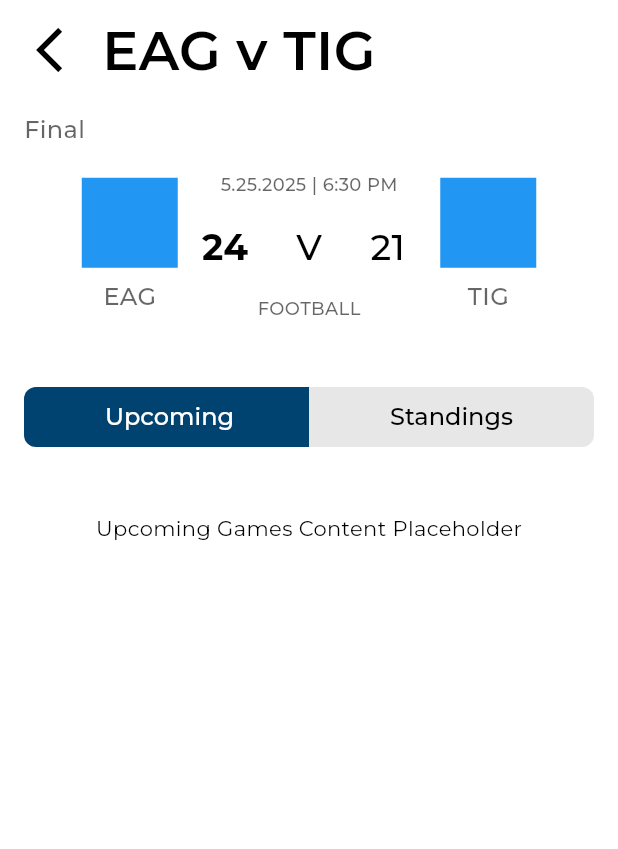
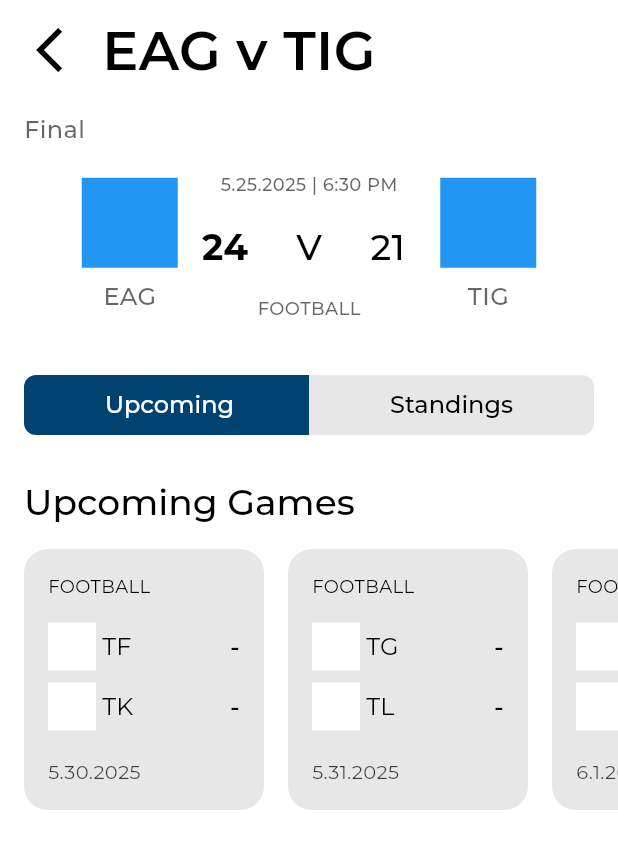
Before and after one commit to Connect-Ed-Devs/connect_ed_2, a Flutter app: the SportsPage screen opened directly, after a tap on "FOOTBALL", on a phone screen of 412 x 824 dp. Shown: the top 849 px of the screen. Run offline on Flutter 3.47's test engine with Material 3 defaults, Android fonts, the phone set to English and light mode, and no system bars; our stand-ins replace carousel_slider, firebase_core, flutter_sticky_header, shared_preferences; missing offline and left inert: icalendar_parser; accounts and stored records are empty; generated files the repository leaves out were written again; network calls fail; project files that could hold a hidden picture were left out.

Commit message:
feat: started team page

```diff
--- /dev/null
+++ b/lib/classes/team.dart
@@ -0,0 +1,15 @@
+import 'package:flutter/material.dart'; // For IconData
+
+class Team {
+  final String name; // e.g., "D1 BOYS SOCCER"
+  final int rank; // Added: e.g., 1
+  final String record; // e.g., "6-1-0" (Win-Loss-Tie)
+  final IconData sportIcon; // e.g., Icons.sports_soccer
+
+  const Team({
+    required this.name,
+    required this.rank, // Added
+    required this.record,
+    required this.sportIcon,
+  });
+}
--- a/lib/frontend/calendar/calendar.dart
+++ b/lib/frontend/calendar/calendar.dart
@@ -444,7 +444,7 @@ class _CalendarPageState extends State<CalendarPage> with TickerProviderStateMix
 
             // Simple non-animated date display
             Padding(
-              padding: const EdgeInsets.only(top: 4.0, bottom: 8.0),
+              padding: const EdgeInsets.only(top: 4.0, bottom: 16.0),
               child: Text(
                 _dayFormatter.format(_selectedDate),
                 style: TextStyle(fontSize: 16, color: Theme.of(context).colorScheme.onSurface.withAlpha(180)),
--- a/lib/frontend/home/today_schedule.dart
+++ b/lib/frontend/home/today_schedule.dart
@@ -245,7 +245,7 @@ class _TodayScheduleDialogState extends State<TodayScheduleDialog> {
         style: TextStyle(fontSize: 16, fontWeight: FontWeight.w500),
       ), // This acts as the persistent header
       titlePadding: EdgeInsets.all(16), // Control padding around the title
-      insetPadding: EdgeInsets.symmetric(horizontal: 16.0, vertical: 24.0), // Control padding around the dialog
+      insetPadding: EdgeInsets.symmetric(horizontal: 8.0, vertical: 24.0), // Control padding around the dialog
       contentPadding: EdgeInsets.zero, // Remove default padding to control it with SizedBox
       content: SizedBox(
         // Width will be constrained by AlertDialog's insetPadding and its default behavior to expand.
--- a/lib/frontend/sports/game_page.dart
+++ b/lib/frontend/sports/game_page.dart
@@ -1,5 +1,8 @@
 import 'package:connect_ed_2/classes/game.dart';
 import 'package:connect_ed_2/frontend/setup/app_bar.dart';
+import 'package:connect_ed_2/frontend/sports/game_widgets.dart'; // Added for GameWidget
+import 'package:connect_ed_2/frontend/sports/standings.dart'; // Added for StandingsTable
+import 'package:connect_ed_2/classes/standings_item.dart'; // Added for StandingsItem
 import 'package:flutter/material.dart';
 
 enum GameInfoSegment { standings, upcomingGames }
@@ -30,6 +33,74 @@ class GamePage extends StatefulWidget {
 
 class _GamePageState extends State<GamePage> {
   GameInfoSegment _selectedSegment = GameInfoSegment.upcomingGames;
+
+  // Dummy data for upcoming games
+  final List<Game> _upcomingGames = List.generate(
+    5,
+    (index) => Game(
+      homeTeam: "Team ${String.fromCharCode(65 + index + 5)}", // Different teams for upcoming
+      homeabbr: "T${String.fromCharCode(65 + index + 5)}",
+      homeLogo: "assets/team_b_logo.png", // Placeholder logo
+      awayTeam: "Team ${String.fromCharCode(70 + index + 5)}",
+      awayabbr: "T${String.fromCharCode(70 + index + 5)}",
+      awayLogo: "assets/team_a_logo.png", // Placeholder logo
+      date: DateTime.now().add(Duration(days: index + 7)), // Further in future
+      time: "${5 + index}:30 PM",
+      homeScore: "-",
+      awayScore: "-",
+      sportsID: 1,
+      sportsName: "Football",
+      term: "Fall 2023",
+      leagueCode: "NCAA",
+    ),
+  );
+
+  // Dummy data for standings
+  final List<StandingsItem> _standingsData = List.generate(
+    5,
+    (index) => StandingsItem(
+      rank: index + 1,
+      teamName: "Team ${String.fromCharCode(65 + index)}", // Corresponds to pageGame teams if A=Eagles, B=Tigers etc.
+      teamAbbreviation: "T${String.fromCharCode(65 + index)}",
+      wins: 10 - index * 2,
+      losses: index + 1,
+      ties: index % 2, // some ties
+      matchesPlayed: 10 - index * 2 + index + 1 + (index % 2),
+      points: (10 - index * 2) * 3 + (index % 2), // 3 for win, 1 for tie
+    ),
+  );
+
+  Widget _buildUpcomingGamesContent() {
+    return Container(
+      height: 190,
+      child: ListView.builder(
+        scrollDirection: Axis.horizontal,
+        // Add padding here if you want space around the list itself
+        padding: const EdgeInsets.symmetric(horizontal: 16.0, vertical: 8.0),
+        itemCount: _upcomingGames.length,
+        itemBuilder: (context, index) {
+          return Padding(
+            // Padding for individual GameWidget
+            padding: const EdgeInsets.only(right: 16),
+            child: GameWidget(game: _upcomingGames[index]),
+          );
+        },
+      ),
+    );
+  }
+
+  Widget _buildStandingsContent() {
+    // StandingsTable likely handles its own internal padding for rows/header.
+    // Add padding here if the whole table needs to be inset.
+    return Padding(
+      padding: const EdgeInsets.symmetric(vertical: 8.0), // Add vertical padding if needed
+      child: StandingsTable(
+        standings: _standingsData,
+        homeTeamName: widget.pageGame.homeTeam,
+        opposingTeamName: widget.pageGame.awayTeam,
+      ),
+    );
+  }
 
   @override
   Widget build(BuildContext context) {
@@ -190,7 +261,7 @@ class _GamePageState extends State<GamePage> {
           SliverToBoxAdapter(
             child: Container(
               // Remove horizontal padding to allow SegmentedButton to go edge-to-edge
-              padding: const EdgeInsets.symmetric(vertical: 24.0),
+              padding: const EdgeInsets.symmetric(vertical: 16.0),
               margin: EdgeInsets.symmetric(horizontal: 16),
               child: Row(
                 children: [
@@ -232,17 +303,35 @@ class _GamePageState extends State<GamePage> {
             ),
             // Placeholder for content based on selected segment
           ),
-          SliverToBoxAdapter(
-            child: Padding(
-              padding: const EdgeInsets.all(16.0),
-              child: Center(
-                child:
-                    _selectedSegment == GameInfoSegment.upcomingGames
-                        ? Text('Upcoming Games Content Placeholder')
-                        : Text('Standings Content Placeholder', style: Theme.of(context).textTheme.titleMedium),
+          if (_selectedSegment == GameInfoSegment.upcomingGames)
+            SliverToBoxAdapter(
+              child: Padding(
+                padding: const EdgeInsets.only(left: 16.0, right: 16.0, top: 8, bottom: 8.0),
+                child: Text(
+                  "Upcoming Games",
+                  style: Theme.of(context).textTheme.headlineSmall?.copyWith(fontWeight: FontWeight.w500),
+                ),
               ),
             ),
+          if (_selectedSegment == GameInfoSegment.standings)
+            SliverToBoxAdapter(
+              child: Padding(
+                padding: const EdgeInsets.only(left: 16.0, right: 16.0, top: 8, bottom: 8.0),
+                child: Text(
+                  "Standings",
+                  style: Theme.of(context).textTheme.headlineSmall?.copyWith(fontWeight: FontWeight.w500),
+                ),
+              ),
+            ),
+          SliverToBoxAdapter(
+            child:
+                _selectedSegment == GameInfoSegment.upcomingGames
+                    ? _buildUpcomingGamesContent()
+                    : _buildStandingsContent(),
           ),
+          SliverToBoxAdapter(
+            child: SizedBox(height: MediaQuery.of(context).viewPadding.bottom + 24),
+          ), // Ensure space at bottom
         ],
       ),
     );
--- a/lib/frontend/sports/sports.dart
+++ b/lib/frontend/sports/sports.dart
@@ -6,6 +6,8 @@ import 'package:connect_ed_2/frontend/setup/opacity_button.dart';
 import 'package:connect_ed_2/frontend/sports/game_widgets.dart';
 import 'package:connect_ed_2/frontend/sports/otw.dart';
 import 'package:connect_ed_2/frontend/sports/standings.dart';
+import 'package:connect_ed_2/frontend/sports/team_widget.dart'; // Import TeamWidget
+import 'package:connect_ed_2/classes/team.dart'; // Import Team class
 import 'package:flutter/material.dart';
 
 class SportsPage extends StatefulWidget {
@@ -17,6 +19,15 @@ class SportsPage extends StatefulWidget {
 
 class _SportsPageState extends State<SportsPage> {
   int _currentIndex = 0;
+
+  // Dummy data for teams
+  final List<Team> _teams = [
+    Team(name: "Varsity Football", rank: 1, record: "8-0-0", sportIcon: Icons.sports_football),
+    Team(name: "JV Soccer", rank: 3, record: "5-2-1", sportIcon: Icons.sports_soccer),
+    Team(name: "Varsity Basketball", rank: 2, record: "7-1-0", sportIcon: Icons.sports_basketball),
+    Team(name: "U14 Volleyball", rank: 1, record: "9-0-0", sportIcon: Icons.sports_volleyball),
+    Team(name: "Varsity Baseball", rank: 4, record: "4-3-0", sportIcon: Icons.sports_baseball),
+  ];
 
   @override
   Widget build(BuildContext context) {
@@ -293,96 +304,21 @@ class _SportsPageState extends State<SportsPage> {
           SliverToBoxAdapter(
             child: Container(
               padding: EdgeInsets.symmetric(horizontal: 16),
-              child: Text("Standings", style: TextStyle(fontSize: 24, fontWeight: FontWeight.w500)),
+              child: Text("Teams", style: TextStyle(fontSize: 24, fontWeight: FontWeight.w500)),
             ),
           ),
           SliverToBoxAdapter(child: SizedBox(height: 16)),
           SliverToBoxAdapter(
-            child: StandingsTable(
-              homeTeamName: "Eagles",
-              opposingTeamName: "Tigers",
-              standings: [
-                StandingsItem(
-                  rank: 1,
-                  teamName: "Eagles",
-                  teamAbbreviation: "EAG",
-                  wins: 10,
-                  losses: 2,
-                  ties: 0,
-                  matchesPlayed: 12,
-                  points: 30,
-                ),
-                StandingsItem(
-                  rank: 2,
-                  teamName: "Tigers",
-                  teamAbbreviation: "TIG",
-                  wins: 8,
-                  losses: 3,
-                  ties: 1,
-                  matchesPlayed: 12,
-                  points: 25,
-                ),
-                StandingsItem(
-                  rank: 3,
-                  teamName: "Warriors",
-                  teamAbbreviation: "WAR",
-                  wins: 7,
-                  losses: 4,
-                  ties: 1,
-                  matchesPlayed: 12,
-                  points: 22,
-                ),
-                StandingsItem(
-                  rank: 4,
-                  teamName: "Bulls",
-                  teamAbbreviation: "BUL",
-                  wins: 6,
-                  losses: 6,
-                  ties: 0,
-                  matchesPlayed: 12,
-                  points: 18,
-                ),
-                StandingsItem(
-                  rank: 5,
-                  teamName: "Lions",
-                  teamAbbreviation: "LIO",
-                  wins: 5,
-                  losses: 5,
-                  ties: 2,
-                  matchesPlayed: 12,
-                  points: 17,
-                ),
-                StandingsItem(
-                  rank: 6,
-                  teamName: "Sharks",
-                  teamAbbreviation: "SHK",
-                  wins: 4,
-                  losses: 7,
-                  ties: 1,
-                  matchesPlayed: 12,
-                  points: 13,
-                ),
-                StandingsItem(
-                  rank: 7,
-                  teamName: "Ravens",
-                  teamAbbreviation: "RAV",
-                  wins: 3,
-                  losses: 9,
-                  ties: 0,
-                  matchesPlayed: 12,
-                  points: 9,
-                ),
-                StandingsItem(
-                  rank: 8,
-                  teamName: "Cobras",
-                  teamAbbreviation: "COB",
-                  wins: 2,
-                  losses: 8,
-                  ties: 2,
-                  matchesPlayed: 12,
-                  points: 8,
-                ),
-              ],
+            child: Container(
+              height: 170, // Adjust height as needed for TeamWidget
+              child: ListView.builder(
+                scrollDirection: Axis.horizontal,
+                padding: const EdgeInsets.symmetric(horizontal: 16),
+                itemCount: _teams.length,
+                itemBuilder: (context, index) {
+                  return Padding(padding: const EdgeInsets.only(right: 16.0), child: TeamWidget(team: _teams[index]));
+                },
+              ),
             ),
           ),
           SliverToBoxAdapter(child: SizedBox(height: 64 + MediaQuery.of(context).padding.bottom)),
--- /dev/null
+++ b/lib/frontend/sports/team_page.dart
@@ -0,0 +1,10 @@
+import 'package:flutter/material.dart';
+
+class TeamPage extends StatelessWidget {
+  const TeamPage({super.key});
+
+  @override
+  Widget build(BuildContext context) {
+    return const Placeholder();
+  }
+}
--- /dev/null
+++ b/lib/frontend/sports/team_widget.dart
@@ -0,0 +1,66 @@
+import 'package:connect_ed_2/classes/team.dart'; // Import the Team class
+import 'package:connect_ed_2/frontend/sports/team_page.dart';
+import 'package:flutter/material.dart';
+
+class TeamWidget extends StatelessWidget {
+  final Team team;
+
+  const TeamWidget({super.key, required this.team});
+
+  @override
+  Widget build(BuildContext context) {
+    // Combine rank and record for display
+    final String displayRecord = "#${team.rank}\n${team.record}";
+
+    return GestureDetector(
+      onTap: () {
+        Navigator.push(context, MaterialPageRoute(builder: (context) => TeamPage(/* team: team */)));
+      },
+      child: Container(
+        width: 160,
+        padding: const EdgeInsets.all(16),
+        clipBehavior: Clip.antiAlias,
+        decoration: ShapeDecoration(
+          color: Theme.of(context).colorScheme.tertiary,
+          shape: RoundedRectangleBorder(borderRadius: BorderRadius.circular(16)),
+        ),
+        child: Column(
+          mainAxisSize: MainAxisSize.min,
+          mainAxisAlignment: MainAxisAlignment.start,
+          crossAxisAlignment: CrossAxisAlignment.start,
+          spacing: 16,
+          children: [
+            Column(
+              mainAxisSize: MainAxisSize.min,
+              mainAxisAlignment: MainAxisAlignment.start,
+              crossAxisAlignment: CrossAxisAlignment.start,
+              spacing: 4,
+              children: [
+                Text(
+                  team.name,
+                  style: TextStyle(
+                    color: Colors.white,
+                    fontSize: 16,
+                    fontFamily: 'Montserrat',
+                    fontWeight: FontWeight.w500,
+                  ),
+                ),
+                Text(
+                  displayRecord, // Use the combined displayRecord string
+                  style: TextStyle(
+                    color: Colors.white.withOpacity(0.6), // Adjusted alpha for consistency
+                    fontSize: 12,
+                    fontFamily: 'Montserrat',
+                    fontWeight: FontWeight.w500,
+                  ),
+                ),
+              ],
+            ),
+            Spacer(),
+            Icon(team.sportIcon, size: 36, color: Colors.white),
+          ],
+        ),
+      ),
+    );
+  }
+}
```
